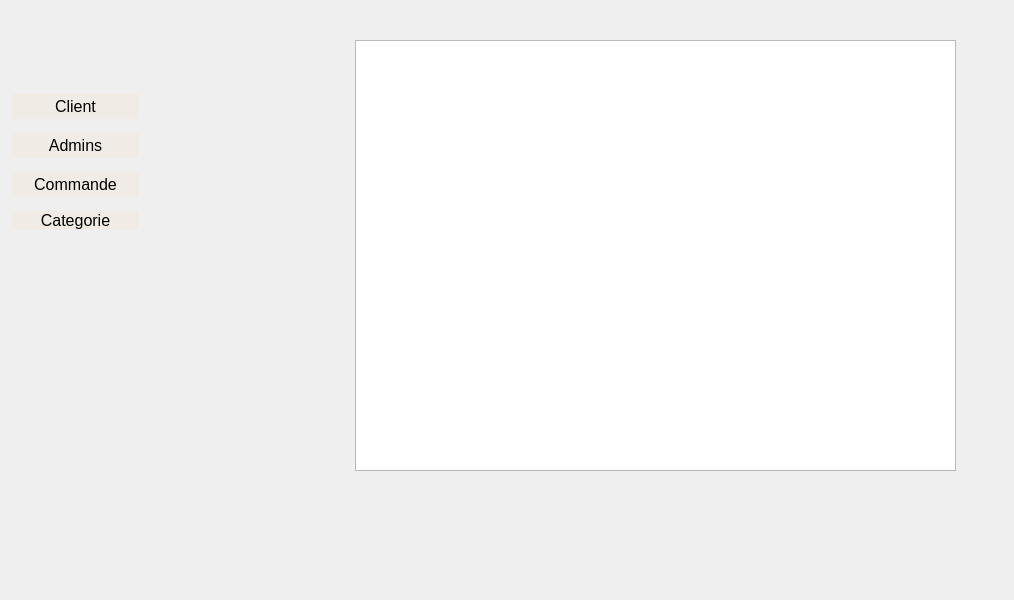
First picture: the form in gestion/clientwindow.ui, repository blackjack465/QT-Project, before the edit.
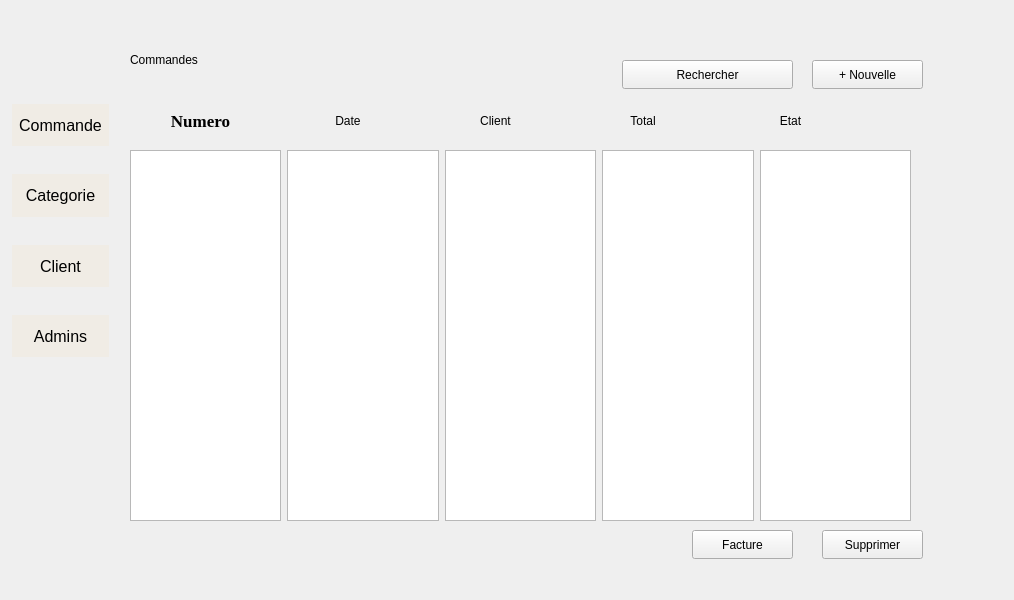
Second picture: the form after the edit. The open tabs and pages were chosen to show the change.

```diff
--- a/gestion/clientwindow.ui
+++ b/gestion/clientwindow.ui
@@ -17,10 +17,10 @@
    <widget class="QStackedWidget" name="stackedWidget">
     <property name="geometry">
      <rect>
-      <x>210</x>
-      <y>20</y>
-      <width>771</width>
-      <height>521</height>
+      <x>120</x>
+      <y>40</y>
+      <width>881</width>
+      <height>541</height>
      </rect>
     </property>
     <property name="currentIndex">
@@ -382,14 +382,214 @@
      </widget>
     </widget>
     <widget class="QWidget" name="Commande">
-     <widget class="QTableView" name="tableView">
+     <widget class="QWidget" name="horizontalLayoutWidget">
       <property name="geometry">
        <rect>
-        <x>145</x>
+        <x>10</x>
+        <y>60</y>
+        <width>731</width>
+        <height>41</height>
+       </rect>
+      </property>
+      <layout class="QHBoxLayout" name="horizontalLayout_2">
+       <item>
+        <widget class="QLabel" name="numerocmd">
+         <property name="sizePolicy">
+          <sizepolicy hsizetype="Preferred" vsizetype="Preferred">
+           <horstretch>0</horstretch>
+           <verstretch>0</verstretch>
+          </sizepolicy>
+         </property>
+         <property name="font">
+          <font>
+           <family>Times New Roman</family>
+           <pointsize>13</pointsize>
+           <italic>false</italic>
+           <bold>true</bold>
+          </font>
+         </property>
+         <property name="styleSheet">
+          <string notr="true">font:700 13pt &quot;Times New Roman&quot;;</string>
+         </property>
+         <property name="frameShape">
+          <enum>QFrame::NoFrame</enum>
+         </property>
+         <property name="frameShadow">
+          <enum>QFrame::Plain</enum>
+         </property>
+         <property name="lineWidth">
+          <number>0</number>
+         </property>
+         <property name="text">
+          <string>Numero</string>
+         </property>
+         <property name="textFormat">
+          <enum>Qt::MarkdownText</enum>
+         </property>
+         <property name="alignment">
+          <set>Qt::AlignCenter</set>
+         </property>
+        </widget>
+       </item>
+       <item>
+        <widget class="QLabel" name="date">
+         <property name="styleSheet">
+          <string notr="true">font:700 13pt &quot;Times New Roman&quot;;</string>
+         </property>
+         <property name="text">
+          <string>Date</string>
+         </property>
+         <property name="alignment">
+          <set>Qt::AlignCenter</set>
+         </property>
+        </widget>
+       </item>
+       <item>
+        <widget class="QLabel" name="client">
+         <property name="styleSheet">
+          <string notr="true">font:700 13pt &quot;Times New Roman&quot;;</string>
+         </property>
+         <property name="text">
+          <string>Client</string>
+         </property>
+         <property name="textFormat">
+          <enum>Qt::MarkdownText</enum>
+         </property>
+         <property name="alignment">
+          <set>Qt::AlignCenter</set>
+         </property>
+         <property name="margin">
+          <number>0</number>
+         </property>
+        </widget>
+       </item>
+       <item>
+        <widget class="QLabel" name="total">
+         <property name="styleSheet">
+          <string notr="true">font:700 13pt &quot;Times New Roman&quot;;</string>
+         </property>
+         <property name="text">
+          <string>Total</string>
+         </property>
+         <property name="alignment">
+          <set>Qt::AlignCenter</set>
+         </property>
+        </widget>
+       </item>
+       <item>
+        <widget class="QLabel" name="etat">
+         <property name="styleSheet">
+          <string notr="true">font:700 13pt &quot;Times New Roman&quot;;</string>
+         </property>
+         <property name="text">
+          <string>Etat</string>
+         </property>
+         <property name="textFormat">
+          <enum>Qt::MarkdownText</enum>
+         </property>
+         <property name="alignment">
+          <set>Qt::AlignCenter</set>
+         </property>
+         <property name="indent">
+          <number>0</number>
+         </property>
+        </widget>
+       </item>
+      </layout>
+     </widget>
+     <widget class="QLabel" name="title">
+      <property name="geometry">
+       <rect>
+        <x>10</x>
+        <y>10</y>
+        <width>191</width>
+        <height>20</height>
+       </rect>
+      </property>
+      <property name="styleSheet">
+       <string notr="true">font:700 20pt &quot;Times New Roman&quot;;</string>
+      </property>
+      <property name="text">
+       <string>Commandes</string>
+      </property>
+     </widget>
+     <widget class="QWidget" name="horizontalLayoutWidget_2">
+      <property name="geometry">
+       <rect>
+        <x>10</x>
+        <y>110</y>
+        <width>781</width>
+        <height>371</height>
+       </rect>
+      </property>
+      <layout class="QHBoxLayout" name="horizontalLayout_3">
+       <item>
+        <widget class="QColumnView" name="numcmd"/>
+       </item>
+       <item>
+        <widget class="QColumnView" name="datecmd"/>
+       </item>
+       <item>
+        <widget class="QColumnView" name="client_2"/>
+       </item>
+       <item>
+        <widget class="QColumnView" name="total_2"/>
+       </item>
+       <item>
+        <widget class="QColumnView" name="etat_2"/>
+       </item>
+      </layout>
+     </widget>
+     <widget class="QPushButton" name="pushButton">
+      <property name="geometry">
+       <rect>
+        <x>692</x>
         <y>20</y>
-        <width>601</width>
-        <height>431</height>
+        <width>111</width>
+        <height>29</height>
        </rect>
+      </property>
+      <property name="text">
+       <string>+ Nouvelle</string>
+      </property>
+     </widget>
+     <widget class="QPushButton" name="pushButton_2">
+      <property name="geometry">
+       <rect>
+        <x>502</x>
+        <y>20</y>
+        <width>171</width>
+        <height>29</height>
+       </rect>
+      </property>
+      <property name="text">
+       <string>Rechercher</string>
+      </property>
+     </widget>
+     <widget class="QPushButton" name="pushButton_3">
+      <property name="geometry">
+       <rect>
+        <x>702</x>
+        <y>490</y>
+        <width>101</width>
+        <height>29</height>
+       </rect>
+      </property>
+      <property name="text">
+       <string>Supprimer</string>
+      </property>
+     </widget>
+     <widget class="QPushButton" name="pushButton_4">
+      <property name="geometry">
+       <rect>
+        <x>572</x>
+        <y>490</y>
+        <width>101</width>
+        <height>29</height>
+       </rect>
+      </property>
+      <property name="text">
+       <string>Facture</string>
       </property>
      </widget>
     </widget>
@@ -399,30 +599,64 @@
     <property name="geometry">
      <rect>
       <x>10</x>
-      <y>90</y>
-      <width>131</width>
-      <height>221</height>
+      <y>100</y>
+      <width>101</width>
+      <height>261</height>
      </rect>
     </property>
     <layout class="QGridLayout" name="gridLayout">
      <property name="sizeConstraint">
       <enum>QLayout::SetNoConstraint</enum>
      </property>
-     <item row="4" column="2">
-      <spacer name="verticalSpacer">
-       <property name="orientation">
-        <enum>Qt::Vertical</enum>
-       </property>
-       <property name="sizeHint" stdset="0">
-        <size>
-         <width>20</width>
-         <height>40</height>
-        </size>
-       </property>
-      </spacer>
-     </item>
+     <property name="verticalSpacing">
+      <number>20</number>
+     </property>
      <item row="2" column="2">
+      <widget class="QPushButton" name="ClientButton">
+       <property name="sizePolicy">
+        <sizepolicy hsizetype="Minimum" vsizetype="Preferred">
+         <horstretch>0</horstretch>
+         <verstretch>0</verstretch>
+        </sizepolicy>
+       </property>
+       <property name="styleSheet">
+        <string notr="true">/* Estilo para los botones (QPushButton) */
+QPushButton {
+    font-size: 16px;
+    background-color: #F0ECE5; /* Fondo marrón */
+    color: black; /* Texto color negro */
+    border: none;
+    border-radius: 0;
+	padding : 3px;
+    text-align: center;
+    text-decoration: none;
+    display: inline-block;
+    margin: 4px 2px;
+    cursor: pointer;
+    transition: background-color 0.3s, color 0.3s; /* Transición suave */
+}
+
+/* Cambio de color al pasar el ratón sobre el botón */
+QPushButton:hover {
+    background-color: #31304D; 
+    color: white; 
+	border : 1px solid #F0ECE5;
+    border-radius: 5px;
+}</string>
+       </property>
+       <property name="text">
+        <string>Client</string>
+       </property>
+      </widget>
+     </item>
+     <item row="0" column="2">
       <widget class="QPushButton" name="CommandeButton">
+       <property name="sizePolicy">
+        <sizepolicy hsizetype="Minimum" vsizetype="Preferred">
+         <horstretch>0</horstretch>
+         <verstretch>0</verstretch>
+        </sizepolicy>
+       </property>
        <property name="styleSheet">
         <string notr="true">/* Estilo para los botones (QPushButton) */
 QPushButton {
@@ -454,71 +688,13 @@
       </widget>
      </item>
      <item row="1" column="2">
-      <widget class="QPushButton" name="AdminButton">
-       <property name="styleSheet">
-        <string notr="true">/* Estilo para los botones (QPushButton) */
-QPushButton {
-    font-size: 16px;
-    background-color: #F0ECE5; /* Fondo marrón */
-    color: black; /* Texto color negro */
-    border: none;
-    border-radius: 0;
-	padding : 3px;
-    text-align: center;
-    text-decoration: none;
-    display: inline-block;
-    margin: 4px 2px;
-    cursor: pointer;
-    transition: background-color 0.3s, color 0.3s; /* Transición suave */
-}
-
-/* Cambio de color al pasar el ratón sobre el botón */
-QPushButton:hover {
-    background-color: #31304D; 
-    color: white; 
-	border : 1px solid #F0ECE5;
-    border-radius: 5px;
-}</string>
-       </property>
-       <property name="text">
-        <string>Admins</string>
-       </property>
-      </widget>
-     </item>
-     <item row="0" column="2">
-      <widget class="QPushButton" name="ClientButton">
-       <property name="styleSheet">
-        <string notr="true">/* Estilo para los botones (QPushButton) */
-QPushButton {
-    font-size: 16px;
-    background-color: #F0ECE5; /* Fondo marrón */
-    color: black; /* Texto color negro */
-    border: none;
-    border-radius: 0;
-	padding : 3px;
-    text-align: center;
-    text-decoration: none;
-    display: inline-block;
-    margin: 4px 2px;
-    cursor: pointer;
-    transition: background-color 0.3s, color 0.3s; /* Transición suave */
-}
-
-/* Cambio de color al pasar el ratón sobre el botón */
-QPushButton:hover {
-    background-color: #31304D; 
-    color: white; 
-	border : 1px solid #F0ECE5;
-    border-radius: 5px;
-}</string>
-       </property>
-       <property name="text">
-        <string>Client</string>
-       </property>
-      </widget>
-     </item>
-     <item row="3" column="2">
       <widget class="QPushButton" name="CategorieButton">
+       <property name="sizePolicy">
+        <sizepolicy hsizetype="Minimum" vsizetype="Preferred">
+         <horstretch>0</horstretch>
+         <verstretch>0</verstretch>
+        </sizepolicy>
+       </property>
        <property name="styleSheet">
         <string notr="true">/* Estilo para los botones (QPushButton) */
 QPushButton {
@@ -548,6 +724,44 @@
        </property>
       </widget>
      </item>
+     <item row="3" column="2">
+      <widget class="QPushButton" name="AdminButton">
+       <property name="sizePolicy">
+        <sizepolicy hsizetype="Minimum" vsizetype="Preferred">
+         <horstretch>0</horstretch>
+         <verstretch>0</verstretch>
+        </sizepolicy>
+       </property>
+       <property name="styleSheet">
+        <string notr="true">/* Estilo para los botones (QPushButton) */
+QPushButton {
+    font-size: 16px;
+    background-color: #F0ECE5; /* Fondo marrón */
+    color: black; /* Texto color negro */
+    border: none;
+    border-radius: 0;
+	padding : 3px;
+    text-align: center;
+    text-decoration: none;
+    display: inline-block;
+    margin: 4px 2px;
+    cursor: pointer;
+    transition: background-color 0.3s, color 0.3s; /* Transición suave */
+}
+
+/* Cambio de color al pasar el ratón sobre el botón */
+QPushButton:hover {
+    background-color: #31304D; 
+    color: white; 
+	border : 1px solid #F0ECE5;
+    border-radius: 5px;
+}</string>
+       </property>
+       <property name="text">
+        <string>Admins</string>
+       </property>
+      </widget>
+     </item>
     </layout>
    </widget>
   </widget>
```
Left out of the diff: 20 changed lines with no effect on the pictures.
